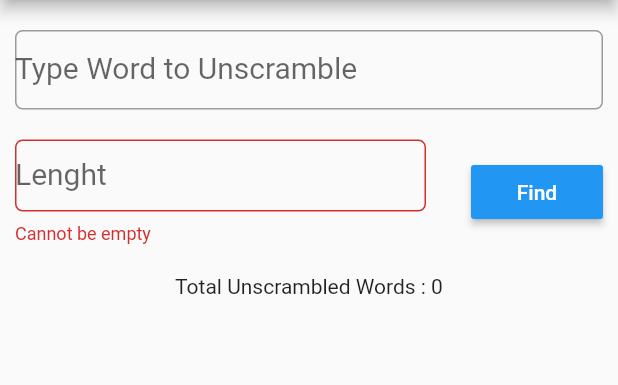
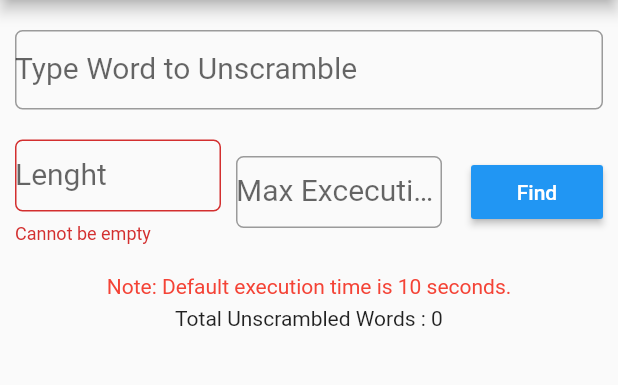
Before and after one commit to fixer112/wordcomb, a Flutter app: the screen it shows after launch, after a tap on "Find", on a phone screen of 412 x 824 dp, the part 84-469 px from its top. Run offline on Flutter 3.47's test engine with Material 2 defaults, Android fonts, the phone set to English and light mode, and no system bars; our stand-ins replace get; Roboto replaces fonts that are missing (Montserrat).

Commit message:
max execution time

```diff
--- a/lib/main.dart
+++ b/lib/main.dart
@@ -1,3 +1,6 @@
+import 'dart:async';
+import 'dart:developer';
+
 import 'package:flutter/material.dart';
 import 'dart:convert';
 import './listview.dart';
@@ -28,15 +31,19 @@ class HomeState extends State<Home> {
   String word;
   List words = [];
   Map jsonWord;
-  int _clicks = 1;
+  //int _clicks = 1;
   bool enableClick = true;
-  String appID = "ca-app-pub-8524957116437815~5437189004";
-  String topbannerID = "ca-app-pub-8524957116437815/9731657232";
-  String bottombannerID = "ca-app-pub-8524957116437815/6824693800";
-  String middlebannerID = "ca-app-pub-8524957116437815/1369364756";
-  String intID = "ca-app-pub-8524957116437815/1141407699";
-  String testID = "ca-app-pub-3940256099942544/6300978111";
+  //String appID = "ca-app-pub-8524957116437815~5437189004";
+  // String topbannerID = "ca-app-pub-8524957116437815/9731657232";
+  // String bottombannerID = "ca-app-pub-8524957116437815/6824693800";
+  // String middlebannerID = "ca-app-pub-8524957116437815/1369364756";
+  // String intID = "ca-app-pub-8524957116437815/1141407699";
+  // String testID = "ca-app-pub-3940256099942544/6300978111";
   final _scaffoldKey = GlobalKey<ScaffoldState>();
+
+  bool loading = false;
+
+  int maxSec = 10;
 
   /* AdmobInterstitial interstitialAd = AdmobInterstitial(
     adUnitId: 'ca-app-pub-3940256099942544/1033173712',
@@ -52,9 +59,13 @@ class HomeState extends State<Home> {
     // print(data.body);
   }
 
-  permutation(String str, String prefix, int lengthOfPermutationString) async {
+  Future<List> permutation(String str, String prefix,
+      int lengthOfPermutationString, Stopwatch time) async {
+    //print(maxSec);
+    if (time.elapsed.inSeconds >= maxSec) {
+      return words;
+    }
     if (prefix.length == lengthOfPermutationString) {
-      //setState(() {
       if (jsonWord[prefix] != null) {
         words.add(prefix);
       }
@@ -63,18 +74,11 @@ class HomeState extends State<Home> {
 
     } else {
       for (int i = 0; i < str.length; i++) {
-        // ith character of str
-
-        // Rest of the string after excluding
-        // the ith character
         String ros = str.substring(0, i) + str.substring(i + 1);
 
         // Recurvise call
-        permutation(ros, prefix + str[i], lengthOfPermutationString);
+        permutation(ros, prefix + str[i], lengthOfPermutationString, time);
       }
-      // for (int i = 0; i < str.length; i++) {
-      //   permutation(str, prefix + str[i], lengthOfPermutationString);
-      // }
     }
     words = words.toSet().toList();
     return words;
@@ -83,6 +87,7 @@ class HomeState extends State<Home> {
   @override
   void initState() {
     super.initState();
+    //loading = false;
     _loadJson();
   }
 
@@ -96,6 +101,7 @@ class HomeState extends State<Home> {
 
   @override
   Widget build(BuildContext context) {
+    double width = MediaQuery.of(context).size.width;
     return Scaffold(
       key: _scaffoldKey,
       appBar: AppBar(
@@ -139,12 +145,17 @@ class HomeState extends State<Home> {
             Padding(padding: EdgeInsets.all(10.0)),
             Container(
               padding: EdgeInsets.only(left: 10.0, right: 10.0),
-              child: Center(
               child: Row(
                 children: <Widget>[
                   Expanded(
-                      child: Container(
-                        margin: EdgeInsets.only(right: 30.0),
+                    child: Row(
+                      //mainAxisSize: MainAxisSize.min,
+                      //mainAxisAlignment: MainAxisAlignment.start,
+                      //crossAxisAlignment: CrossAxisAlignment.start,
+                      //verticalDirection: VerticalDirection.up,
+                      children: [
+                        Container(
+                          width: width / 3,
                           child: Form(
                             key: _formKey,
                             child: TextFormField(
@@ -156,6 +167,9 @@ class HomeState extends State<Home> {
                                 if (int.parse(value) > wordLength) {
                                   return 'Cannot be greater than $wordLength';
                                 }
+                                /* if (int.parse(value) > 6) {
+                                  return 'Cannot be greater than 6';
+                                } */
                                 return null;
                               },
                               keyboardType: TextInputType.numberWithOptions(),
@@ -165,7 +179,7 @@ class HomeState extends State<Home> {
                               ),
                               decoration: InputDecoration(
                                 contentPadding:
-                                  const EdgeInsets.symmetric(vertical: 10.0),
+                                    const EdgeInsets.symmetric(vertical: 5.0),
                                 labelText: "Lenght",
                                 border: OutlineInputBorder(
                                   borderRadius:
@@ -179,13 +193,56 @@ class HomeState extends State<Home> {
                             ),
                           ),
                         ),
+                        SizedBox(width: 10),
+                        Container(
+                          width: width / 3,
+
+                          //margin: EdgeInsets.only(left: 10),
+                          child: TextField(
+                            onChanged: (value) {
+                              setState(() {
+                                maxSec = value != "" ? int.parse(value) : 10;
+                              });
+                            },
+                            //controller: wordController,
+                            keyboardType: TextInputType.numberWithOptions(),
+                            style: TextStyle(
+                              fontSize: 20.0,
+                              color: Colors.black,
                             ),
-                    Center(
+                            decoration: InputDecoration(
+                              contentPadding:
+                                  const EdgeInsets.symmetric(vertical: 5.0),
+                              labelText:
+                                  "Max Excecution time. 10sec is default",
+                              border: OutlineInputBorder(
+                                borderRadius:
+                                    BorderRadius.all(Radius.circular(5.0)),
+                                borderSide: BorderSide(
+                                  color: Colors.blue,
+                                  width: 3.0,
+                                ),
+                              ),
+                            ),
+                          ),
+                        ),
+                      ],
+                    ),
+                  ),
+                  loading
+                      ? Container(
+                          width: 20,
+                          height: 20,
+                          child: CircularProgressIndicator(
+                            strokeWidth: 2,
+                          ),
+                        )
+                      : Center(
                           child: RaisedButton(
                             color: Colors.blue,
                             textColor: Colors.white,
                             child: Text("Find"),
-                        onPressed: () {
+                            onPressed: () async {
                               if (_formKey.currentState.validate()) {
                                 // final snackBar = SnackBar(content: Text('Loading Unscrambled Words......'));
                                 // _scaffoldKey.currentState.showSnackBar(snackBar);
@@ -201,14 +258,25 @@ class HomeState extends State<Home> {
                                 // _clicks++;
                                 //print("clicking $_clicks");
 
+                                //setState(() {
+                                word = wordController.text.toLowerCase();
+                                // });
+                                words = [];
+
                                 setState(() {
-                              word = wordController.text.toLowerCase();
+                                  loading = true;
                                 });
-                            words = [];
-                            permutation(
-                                    word, "", int.parse(lengthController.text))
+                                //print(maxSec);
+                                await Future.delayed(Duration(seconds: 1));
+
+                                final stop = Stopwatch()..start();
+                                permutation(word, "",
+                                        int.parse(lengthController.text), stop)
                                     .then((List list) {
-                              setState(() {});
+                                  print("time:${stop.elapsed}");
+                                  setState(() {
+                                    loading = false;
+                                  });
                                 });
                               }
                             },
@@ -217,15 +285,23 @@ class HomeState extends State<Home> {
                 ],
               ),
             ),
-            ),
             Padding(padding: EdgeInsets.all(10.0)),
+
             /* AdmobBanner(
               adUnitId: testID,
               adSize: AdmobBannerSize.BANNER,
             ), */
             Center(
-              child:
+              child: Column(
+                children: [
+                  Text("Note: Default execution time is 10 seconds.",
+                      style: TextStyle(color: Colors.red)),
+                  SizedBox(
+                    height: 5,
+                  ),
                   Text("Total Unscrambled Words : " + words.length.toString()),
+                ],
+              ),
             ),
             Expanded(
               child: Lister(data: words),
```
Also changed, not shown: 1 other file. Lines whose indentation alone changed are shown as unchanged.
